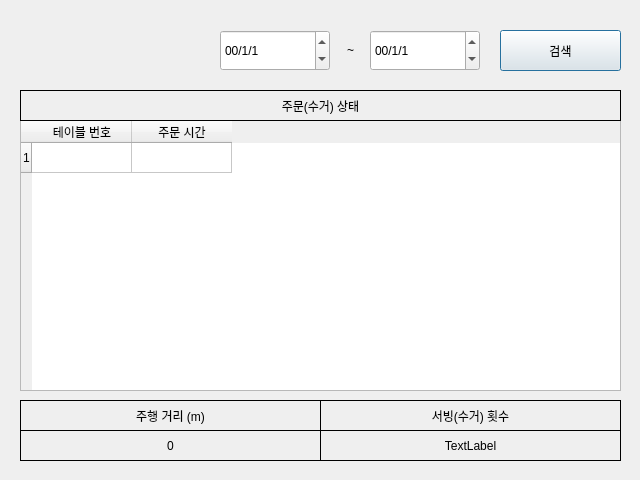
This is src/servee_gui/manager_gui/robot_status_gui.ui in addinedu-ros-6th/ros-repo-2 as Qt 5 draws it before an edit. The edited form follows.
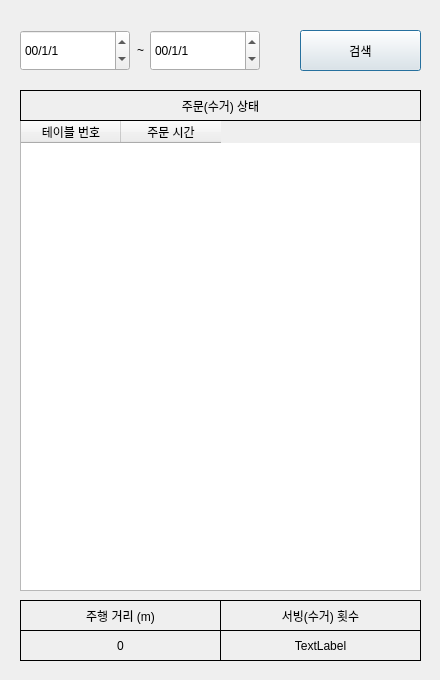
This is the edited form.

Commit message: update: minor design change SVRB-33

```diff
--- a/src/servee_gui/manager_gui/robot_status_gui.ui
+++ b/src/servee_gui/manager_gui/robot_status_gui.ui
@@ -6,8 +6,8 @@
    <rect>
     <x>0</x>
     <y>0</y>
-    <width>640</width>
-    <height>480</height>
+    <width>440</width>
+    <height>680</height>
    </rect>
   </property>
   <property name="windowTitle">
@@ -18,14 +18,13 @@
     <rect>
      <x>20</x>
      <y>120</y>
-     <width>601</width>
-     <height>271</height>
+     <width>401</width>
+     <height>471</height>
     </rect>
    </property>
    <property name="rowCount">
-    <number>1</number>
+    <number>0</number>
    </property>
-   <row/>
    <column>
     <property name="text">
      <string>테이블 번호</string>
@@ -41,8 +40,8 @@
    <property name="geometry">
     <rect>
      <x>20</x>
-     <y>400</y>
-     <width>301</width>
+     <y>600</y>
+     <width>201</width>
      <height>31</height>
     </rect>
    </property>
@@ -59,9 +58,9 @@
   <widget class="QLabel" name="label_count_title">
    <property name="geometry">
     <rect>
-     <x>320</x>
-     <y>400</y>
-     <width>301</width>
+     <x>220</x>
+     <y>600</y>
+     <width>201</width>
      <height>31</height>
     </rect>
    </property>
@@ -79,8 +78,8 @@
    <property name="geometry">
     <rect>
      <x>20</x>
-     <y>430</y>
-     <width>301</width>
+     <y>630</y>
+     <width>201</width>
      <height>31</height>
     </rect>
    </property>
@@ -97,9 +96,9 @@
   <widget class="QLabel" name="label_count_value">
    <property name="geometry">
     <rect>
-     <x>320</x>
-     <y>430</y>
-     <width>301</width>
+     <x>220</x>
+     <y>630</y>
+     <width>201</width>
      <height>31</height>
     </rect>
    </property>
@@ -118,7 +117,7 @@
     <rect>
      <x>20</x>
      <y>90</y>
-     <width>601</width>
+     <width>401</width>
      <height>31</height>
     </rect>
    </property>
@@ -135,7 +134,7 @@
   <widget class="QPushButton" name="btn_search">
    <property name="geometry">
     <rect>
-     <x>500</x>
+     <x>300</x>
      <y>30</y>
      <width>121</width>
      <height>41</height>
@@ -148,7 +147,7 @@
   <widget class="QDateEdit" name="date_end">
    <property name="geometry">
     <rect>
-     <x>370</x>
+     <x>150</x>
      <y>30</y>
      <width>110</width>
      <height>41</height>
@@ -161,7 +160,7 @@
   <widget class="QDateEdit" name="date_start">
    <property name="geometry">
     <rect>
-     <x>220</x>
+     <x>20</x>
      <y>30</y>
      <width>110</width>
      <height>41</height>
@@ -174,7 +173,7 @@
   <widget class="QLabel" name="label">
    <property name="geometry">
     <rect>
-     <x>330</x>
+     <x>120</x>
      <y>40</y>
      <width>41</width>
      <height>20</height>
```
Left out of the diff: 3 changed lines with no effect on the pictures. The commit also changes 2 other files.
